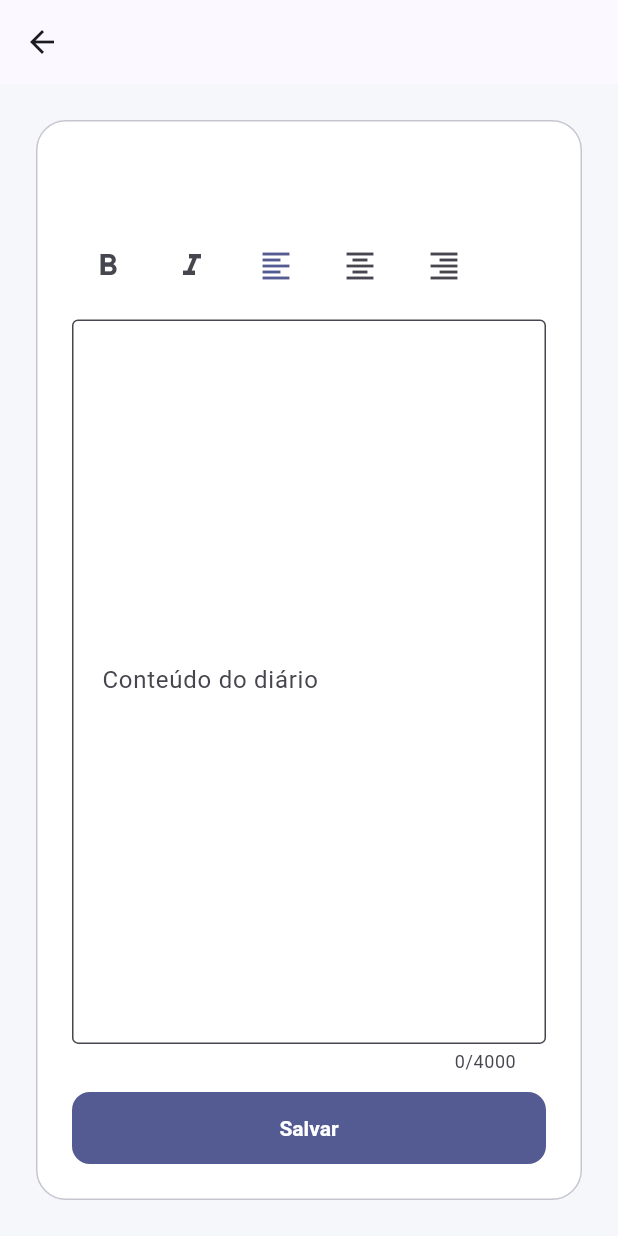
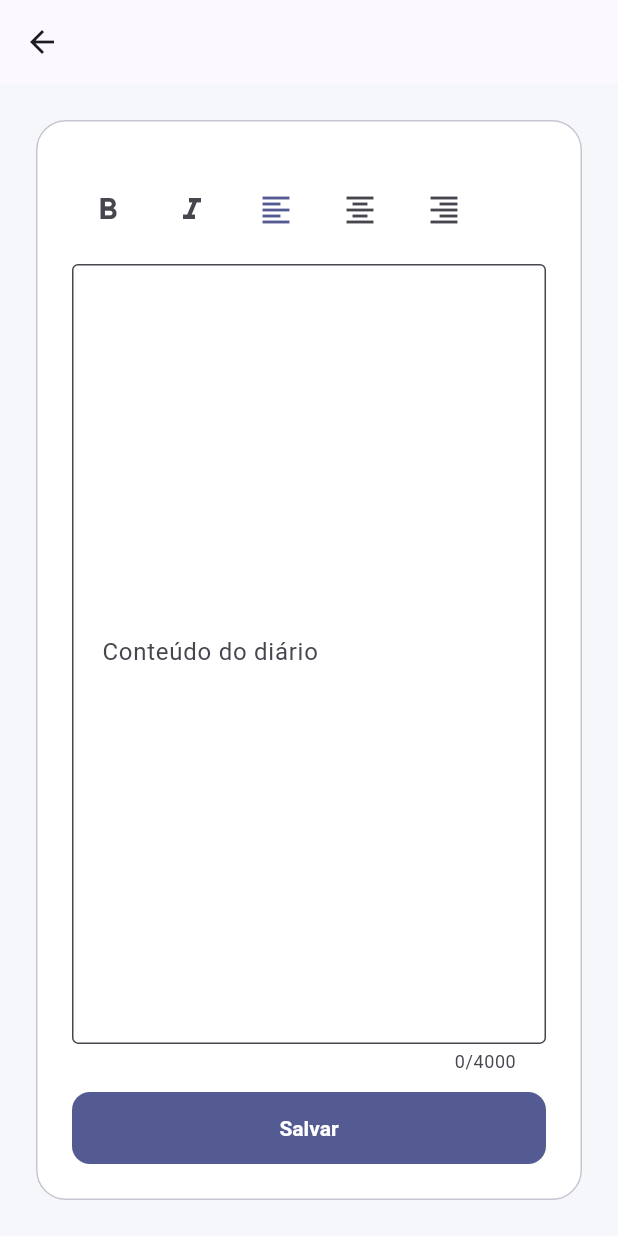
Before and after one commit to phferreira/my_diary, a Flutter app: the DiaryEditorPage screen opened directly with empty values, on a phone screen of 412 x 824 dp. Run offline on Flutter 3.47's test engine with Material 3 defaults, Android fonts, the phone set to English and light mode, and no system bars.

Commit message:
fix(ui): address review comments on login and editor titles

```diff
--- a/lib/ui/pages/diary_editor_page.dart
+++ b/lib/ui/pages/diary_editor_page.dart
@@ -70,10 +70,6 @@ class _DiaryEditorPageState extends State<DiaryEditorPage> {
             child: Column(
               crossAxisAlignment: CrossAxisAlignment.stretch,
               children: <Widget>[
-                Text(
-                  widget.diary.name,
-                  style: Theme.of(context).textTheme.headlineSmall,
-                ),
                 const SizedBox(height: 12),
                 Wrap(
                   spacing: 8,
--- a/lib/ui/pages/login_page.dart
+++ b/lib/ui/pages/login_page.dart
@@ -157,7 +157,7 @@ class _LoginPageState extends State<LoginPage> {
                 crossAxisAlignment: CrossAxisAlignment.stretch,
                 children: <Widget>[
                   Text(
-                    AppStrings.loginTitle,
+                    AppStrings.appName,
                     style: Theme.of(context).textTheme.headlineSmall,
                     textAlign: TextAlign.center,
                   ),
```
